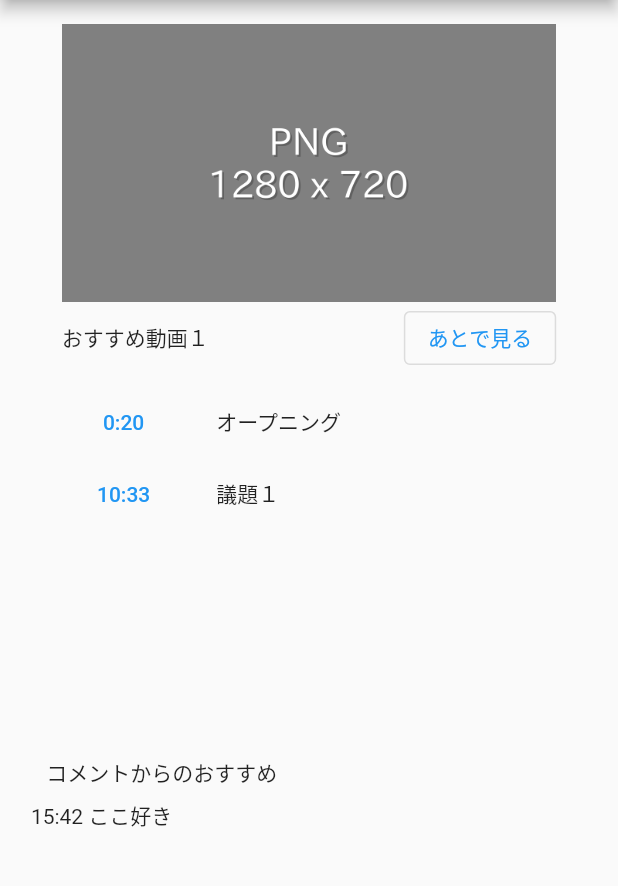
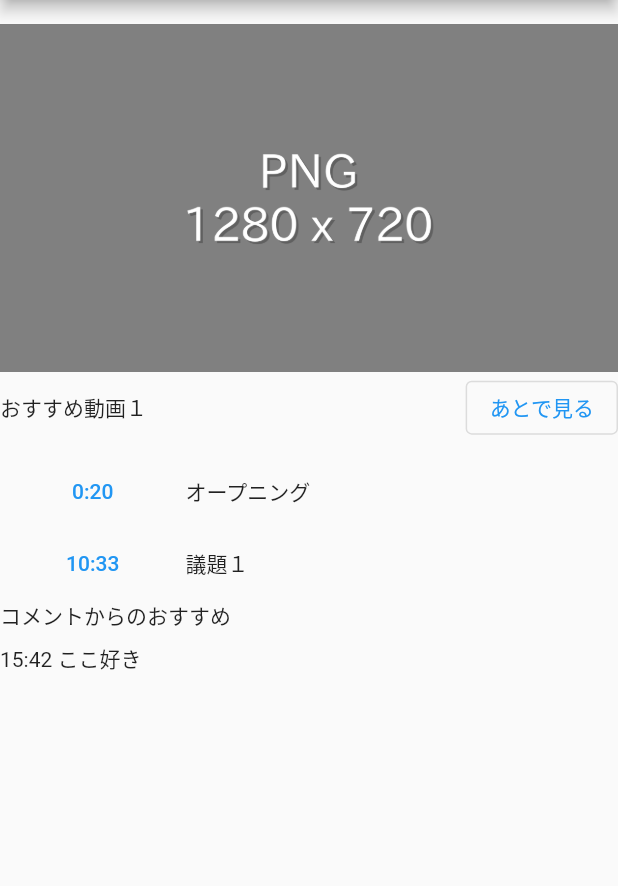
Before and after one commit to K-Hayashi884/Practice-of-Information-Systems-2nd-frontend, a Flutter app: the screen it shows after launch, after a tap on "おすすめ動画１", on a phone screen of 412 x 824 dp, the part 84-970 px from its top. Run offline on Flutter 3.47's test engine with Material 2 defaults, Android fonts, the phone set to English and light mode, and no system bars.

Commit message:
index画面の作成

```diff
--- a/youtube_txt/lib/index.dart
+++ b/youtube_txt/lib/index.dart
@@ -10,12 +10,7 @@ class IndexPage extends StatelessWidget {
     final deviceWidth = MediaQuery.of(context).size.width;
     final deviceHeight = MediaQuery.of(context).size.height;
 
-    return Scaffold(
-      appBar: AppBar(title: const Text("Youtube.txt")),
-      body: Center(
-        child: Expanded(
-          child: SingleChildScrollView(
-            child: Column(children: [
+    final List<Widget> thumbnailItems = [
       Padding(
         padding: const EdgeInsets.only(top: 16.0),
         child: SizedBox(
@@ -33,77 +28,57 @@ class IndexPage extends StatelessWidget {
             mainAxisAlignment: MainAxisAlignment.spaceBetween,
             children: [
               Text(video.title),
-                      OutlinedButton(
-                          onPressed: () {}, child: const Text("あとで見る")),
+              OutlinedButton(onPressed: () {}, child: const Text("あとで見る")),
             ],
           ),
         ),
       ),
-              video.indices != null
-                  ? SizedBox(
-                      width: deviceWidth * 0.9,
-                      height: deviceHeight * 0.3,
-                      child: SingleChildScrollView(
-                        child: ListView.builder(
-                            scrollDirection: Axis.vertical,
-                            shrinkWrap: true,
-                            physics: const NeverScrollableScrollPhysics(),
-                            itemCount: video.indices!.length,
-                            itemBuilder: (context, index) {
-                              return Row(children: [
+    ];
+    final List<Widget> indicesList = [];
+    if (video.indices != null) {
+      for (Map<String, String> indice in video.indices!) {
+        indicesList.add(Row(children: [
           SizedBox(
             width: deviceWidth * 0.3,
             child: TextButton(
               onPressed: () {},
-                                    child: Text(
-                                        video.indices![index]["timestamp"]!),
+              child: Text(indice["timestamp"]!),
             ),
           ),
           SizedBox(
             width: deviceWidth * 0.6,
-                                  child:
-                                      Text(video.indices![index]["headline"]!),
+            child: Text(indice["headline"]!),
           )
-                              ]);
-                            }),
-                      ),
-                    )
-                  : const SizedBox(),
-              video.comments != null
-                  ? Expanded(
-                      child: Column(
-                        children: [
+        ]));
+      }
+    }
+    final List<Widget> commentsList = [];
+    if (video.comments != null) {
+      commentsList.add(
         Padding(
           padding: const EdgeInsets.only(bottom: 8.0),
           child: SizedBox(
-                                width: deviceWidth * 0.85,
-                                child: const Text("コメントからのおすすめ")),
+              width: deviceWidth * 0.85, child: const Text("コメントからのおすすめ")),
         ),
-                          SizedBox(
-                            width: deviceWidth * 0.9,
-                            height: deviceHeight * 0.3,
-                            child: ListView.builder(
-                                scrollDirection: Axis.vertical,
-                                shrinkWrap: true,
-                                physics: const NeverScrollableScrollPhysics(),
-                                itemCount: video.comments!.length,
-                                itemBuilder: (context, index) {
-                                  return SizedBox(
+      );
+      for (String comment in video.comments!) {
+        commentsList.add(SizedBox(
           width: deviceWidth * 0.9,
           child: Text(
-                                      video.comments![index],
+            comment,
             textAlign: TextAlign.start,
           ),
-                                  );
-                                }),
-                          ),
+        ));
+      }
+    }
+    return Scaffold(
+      appBar: AppBar(title: const Text("Youtube.txt")),
+      body: CustomScrollView(
+        slivers: [
+          SliverList(delegate: SliverChildListDelegate(thumbnailItems)),
+          SliverList(delegate: SliverChildListDelegate(indicesList)),
+          SliverList(delegate: SliverChildListDelegate(commentsList))
         ],
-                      ),
-                    )
-                  : const SizedBox(),
-            ]),
-          ),
-        ),
       ),
     );
   }
```
Lines whose indentation alone changed are shown as unchanged.
